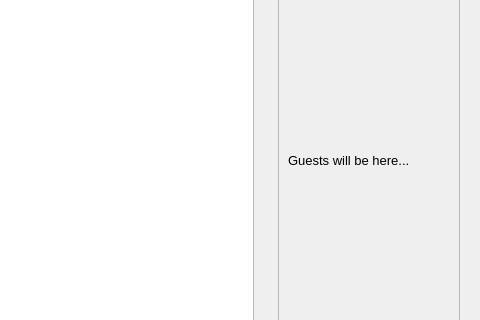
This is src/ui/EventWindow.ui in chapeullah/EventGift as Qt 5 draws it before an edit; both pictures show x 320 to 800 and y 140 to 460 of the 800 by 600 pixel window. The edited form follows.
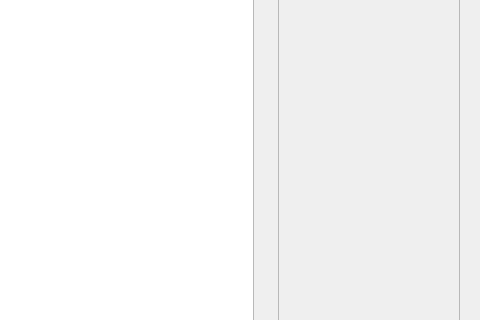
This is the edited form.

Patch:
```diff
--- a/src/ui/EventWindow.ui
+++ b/src/ui/EventWindow.ui
@@ -186,15 +186,7 @@
              <height>560</height>
             </rect>
            </property>
-           <layout class="QVBoxLayout" name="userListLayout">
-            <item>
-             <widget class="QLabel" name="guests">
-              <property name="text">
-               <string>Guests will be here...</string>
-              </property>
-             </widget>
-            </item>
-           </layout>
+           <layout class="QVBoxLayout" name="userListLayout"/>
           </widget>
          </widget>
         </item>
```
Left out of the diff: 4 changed lines with no effect on the pictures.
